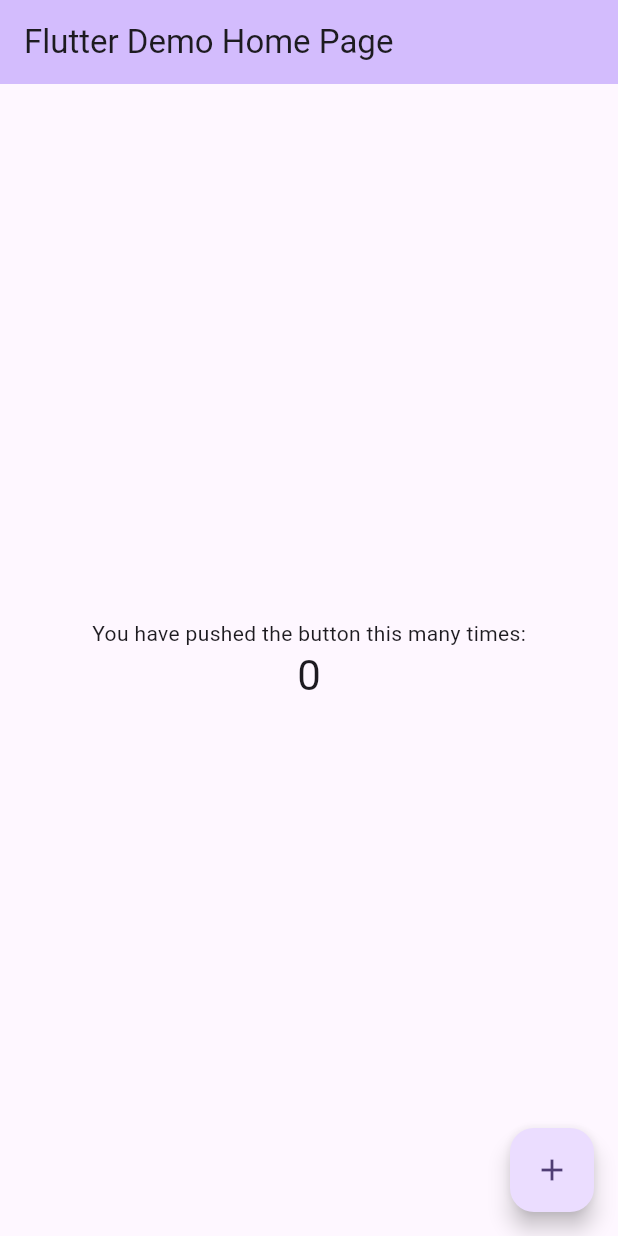
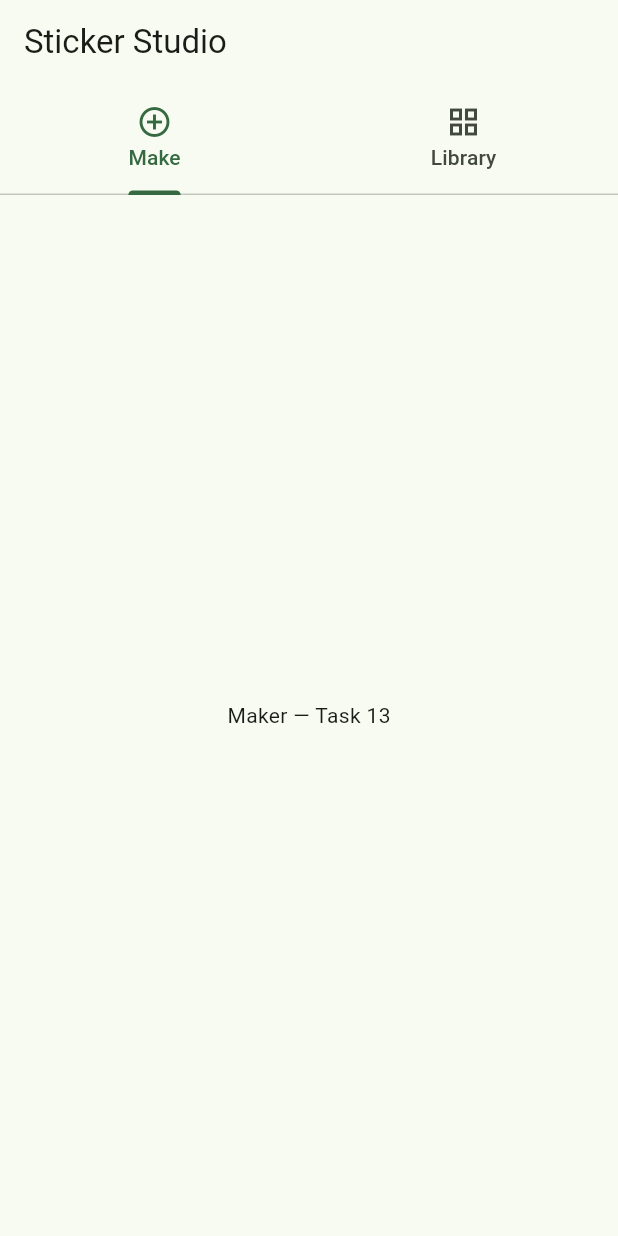
Before and after one commit to Arjun-Avadhanam/whatsapp-sticker-studio, a Flutter app: the screen it shows after launch, on a phone screen of 412 x 824 dp. Run offline on Flutter 3.47's test engine with Material 3 defaults, Android fonts, the light colour scheme and no system bars; our stand-ins replace drift, image_picker, share_plus; missing offline and left inert: ffmpeg_kit_flutter_new_video, google_mlkit_image_labeling, google_mlkit_text_recognition, receive_sharing_intent; accounts and stored records are empty; generated files the repository leaves out were written again.

Commit message:
feat: app shell and composition root (Task 13 groundwork)
main.dart was still Flutter's stock counter demo, so there was nowhere for the
Maker to live and nothing to widget-test against.

AppDependencies is the single place that names concrete implementations -
encoders, store, search, tagger, orchestrator, exporter, stager, sharing. Screens
receive it and never construct their own collaborators, which is what keeps them
testable without a device: NativeWebpEncoder, MlKitTagger and the exporter all
reach across platform channels that do not exist in a widget test.

test/app/test_dependencies.dart proves that works by assembling the entire app
from fakes. Only the platform-touching edges are faked - the drift store, FTS
search and tagging orchestrator stay real, since that is the logic worth
exercising. If that helper ever becomes awkward to write, something has started
building its own dependencies and quietly made itself device-only.

Also records the encode-preview decision (Task 13 Step 3) and corrects the
plan's premise. 'Live QualityReport' holds for stills, which encode in-memory in
well under a second, but NOT for animation: a real 1.5 MB gallery video measured
~24 s because the ladder runs up to seven ffmpeg passes over the whole clip.
Animated therefore encodes once on load and marks the preview stale on parameter
changes, with an explicit update action; and Save re-encodes first if params
changed, so a user can never persist something they did not preview.

Tray icons are generated from the pack's first sticker via TrayIconEncoder
rather than asked for - the plan never said where they come from.

151 unit tests pass; analyze and format clean; debug APK builds.

```diff
--- /dev/null
+++ b/lib/app/dependencies.dart
@@ -0,0 +1,118 @@
+import 'dart:io';
+
+import 'package:drift/native.dart';
+import 'package:path/path.dart' as p;
+import 'package:path_provider/path_provider.dart';
+
+import '../encoder/animated_encoder.dart';
+import '../encoder/encoder.dart';
+import '../encoder/native_webp_encoder.dart';
+import '../encoder/static_encoder.dart';
+import '../encoder/tray_icon_encoder.dart';
+import '../export/exporter.dart';
+import '../export/pack_stager.dart';
+import '../export/sticker_validator.dart';
+import '../export/webp_media_probe.dart';
+import '../library/database.dart';
+import '../library/library_store.dart';
+import '../search/search_service.dart';
+import '../search/text_embedder.dart';
+import '../sharing/sharing_service.dart';
+import '../tagger/mlkit_tagger.dart';
+import '../tagger/tagging_orchestrator.dart';
+import '../tagger/tagging_service.dart';
+
+/// Everything the UI needs, constructed once.
+///
+/// The **only** place that names concrete implementations. Screens receive this
+/// and never build their own collaborators — which is what keeps every one of
+/// them widget-testable against fakes, and what has let the whole app be tested
+/// without a device so far. Do not reach for a service locator or construct a
+/// `NativeWebpEncoder` inside a widget; both would quietly undo that.
+class AppDependencies {
+  const AppDependencies({
+    required this.database,
+    required this.store,
+    required this.search,
+    required this.staticEncoder,
+    required this.animatedEncoder,
+    required this.trayIconEncoder,
+    required this.tagger,
+    required this.tagging,
+    required this.exporter,
+    required this.packStager,
+    required this.sharing,
+    required this.stickerDirectory,
+  });
+
+  final AppDatabase database;
+  final LibraryStore store;
+  final SearchService search;
+
+  /// Stills. Fast enough to re-run on every parameter change.
+  final Encoder staticEncoder;
+
+  /// Motion. Slow — see the Maker's stale-preview model in `CLAUDE.md`.
+  final AnimatedEncoder animatedEncoder;
+
+  final TrayIconEncoder trayIconEncoder;
+  final TaggingService tagger;
+  final TaggingOrchestrator tagging;
+  final Exporter exporter;
+  final PackStager packStager;
+  final SharingService sharing;
+
+  /// Where encoded stickers and thumbnails live.
+  final Directory stickerDirectory;
+
+  /// Builds the real implementations. Device-only: the encoders, tagger and
+  /// embedder all reach across platform channels.
+  static Future<AppDependencies> bootstrap() async {
+    final supportDir = await getApplicationSupportDirectory();
+
+    // Same directory the ContentProvider serves packs from, so staging is a
+    // local copy rather than a cross-volume move.
+    final stickerDir = Directory(p.join(supportDir.path, 'stickers'));
+    if (!stickerDir.existsSync()) await stickerDir.create(recursive: true);
+
+    final database = AppDatabase(
+      NativeDatabase(File(p.join(supportDir.path, 'library.sqlite'))),
+    );
+    final store = DriftLibraryStore(database);
+
+    // Search degrades to keyword-only if the embedding model is unavailable —
+    // it is an enhancement, never a dependency.
+    final search = FtsSearchService(
+      database,
+      store,
+      embedder: NativeTextEmbedder(),
+    );
+
+    final tagger = MlKitTagger();
+
+    return AppDependencies(
+      database: database,
+      store: store,
+      search: search,
+      staticEncoder: StaticEncoder(NativeWebpEncoder()),
+      animatedEncoder: const AnimatedEncoder(),
+      trayIconEncoder: TrayIconEncoder(NativeWebpEncoder()),
+      tagger: tagger,
+      tagging: TaggingOrchestrator(tagger, store, search: search),
+      exporter: WhatsAppExporter(
+        validator: StickerValidator(const WebpMediaProbe()),
+        channel: PlatformStickerChannel(),
+        // Must match `android:authorities` in the manifest, which derives it
+        // from the applicationId.
+        authority: 'com.arjun.whatsapp_sticker_studio.stickercontentprovider',
+      ),
+      packStager: PackStager(),
+      sharing: SharingService(const PlatformShareBackend(), store),
+      stickerDirectory: stickerDir,
+    );
+  }
+
+  Future<void> dispose() async {
+    await database.close();
+  }
+}
--- a/lib/main.dart
+++ b/lib/main.dart
@@ -1,122 +1,41 @@
 import 'package:flutter/material.dart';
 
-void main() {
-  runApp(const MyApp());
+import 'app/dependencies.dart';
+import 'ui/home_screen.dart';
+
+Future<void> main() async {
+  // bootstrap() touches the filesystem and platform channels, so the binding
+  // must exist before it runs.
+  WidgetsFlutterBinding.ensureInitialized();
+  runApp(StickerStudioApp(dependencies: await AppDependencies.bootstrap()));
 }
 
-class MyApp extends StatelessWidget {
-  const MyApp({super.key});
+/// The app shell.
+///
+/// Takes its [dependencies] rather than building them, so a test can run the
+/// whole app against fakes — the same rule every screen follows.
+class StickerStudioApp extends StatelessWidget {
+  const StickerStudioApp({super.key, required this.dependencies});
 
-  // This widget is the root of your application.
+  final AppDependencies dependencies;
+
   @override
   Widget build(BuildContext context) {
     return MaterialApp(
-      title: 'Flutter Demo',
+      title: 'Sticker Studio',
+      debugShowCheckedModeBanner: false,
       theme: ThemeData(
-        // This is the theme of your application.
-        //
-        // TRY THIS: Try running your application with "flutter run". You'll see
-        // the application has a purple toolbar. Then, without quitting the app,
-        // try changing the seedColor in the colorScheme below to Colors.green
-        // and then invoke "hot reload" (save your changes or press the "hot
-        // reload" button in a Flutter-supported IDE, or press "r" if you used
-        // the command line to start the app).
-        //
-        // Notice that the counter didn't reset back to zero; the application
-        // state is not lost during the reload. To reset the state, use hot
-        // restart instead.
-        //
-        // This works for code too, not just values: Most code changes can be
-        // tested with just a hot reload.
-        colorScheme: .fromSeed(seedColor: Colors.deepPurple),
+        colorScheme: ColorScheme.fromSeed(seedColor: const Color(0xFF25D366)),
+        useMaterial3: true,
       ),
-      home: const MyHomePage(title: 'Flutter Demo Home Page'),
+      darkTheme: ThemeData(
+        colorScheme: ColorScheme.fromSeed(
+          seedColor: const Color(0xFF25D366),
+          brightness: Brightness.dark,
+        ),
+        useMaterial3: true,
+      ),
+      home: HomeScreen(dependencies: dependencies),
     );
   }
 }
-
-class MyHomePage extends StatefulWidget {
-  const MyHomePage({super.key, required this.title});
-
-  // This widget is the home page of your application. It is stateful, meaning
-  // that it has a State object (defined below) that contains fields that affect
-  // how it looks.
-
-  // This class is the configuration for the state. It holds the values (in this
-  // case the title) provided by the parent (in this case the App widget) and
-  // used by the build method of the State. Fields in a Widget subclass are
-  // always marked "final".
-
-  final String title;
-
-  @override
-  State<MyHomePage> createState() => _MyHomePageState();
-}
-
-class _MyHomePageState extends State<MyHomePage> {
-  int _counter = 0;
-
-  void _incrementCounter() {
-    setState(() {
-      // This call to setState tells the Flutter framework that something has
-      // changed in this State, which causes it to rerun the build method below
-      // so that the display can reflect the updated values. If we changed
-      // _counter without calling setState(), then the build method would not be
-      // called again, and so nothing would appear to happen.
-      _counter++;
-    });
-  }
-
-  @override
-  Widget build(BuildContext context) {
-    // This method is rerun every time setState is called, for instance as done
-    // by the _incrementCounter method above.
-    //
-    // The Flutter framework has been optimized to make rerunning build methods
-    // fast, so that you can just rebuild anything that needs updating rather
-    // than having to individually change instances of widgets.
-    return Scaffold(
-      appBar: AppBar(
-        // TRY THIS: Try changing the color here to a specific color (to
-        // Colors.amber, perhaps?) and trigger a hot reload to see the AppBar
-        // change color while the other colors stay the same.
-        backgroundColor: Theme.of(context).colorScheme.inversePrimary,
-        // Here we take the value from the MyHomePage object that was created by
-        // the App.build method, and use it to set our appbar title.
-        title: Text(widget.title),
-      ),
-      body: Center(
-        // Center is a layout widget. It takes a single child and positions it
-        // in the middle of the parent.
-        child: Column(
-          // Column is also a layout widget. It takes a list of children and
-          // arranges them vertically. By default, it sizes itself to fit its
-          // children horizontally, and tries to be as tall as its parent.
-          //
-          // Column has various properties to control how it sizes itself and
-          // how it positions its children. Here we use mainAxisAlignment to
-          // center the children vertically; the main axis here is the vertical
-          // axis because Columns are vertical (the cross axis would be
-          // horizontal).
-          //
-          // TRY THIS: Invoke "debug painting" (choose the "Toggle Debug Paint"
-          // action in the IDE, or press "p" in the console), to see the
-          // wireframe for each widget.
-          mainAxisAlignment: .center,
-          children: [
-            const Text('You have pushed the button this many times:'),
-            Text(
-              '$_counter',
-              style: Theme.of(context).textTheme.headlineMedium,
-            ),
-          ],
-        ),
-      ),
-      floatingActionButton: FloatingActionButton(
-        onPressed: _incrementCounter,
-        tooltip: 'Increment',
-        child: const Icon(Icons.add),
-      ),
-    );
-  }
-}
--- /dev/null
+++ b/lib/ui/home_screen.dart
@@ -0,0 +1,55 @@
+import 'package:flutter/material.dart';
+
+import '../app/dependencies.dart';
+
+/// Two tabs: make a sticker, and browse what you have made.
+///
+/// A shell only — the Maker (Task 13) and Library (Task 14) fill the tabs. It
+/// exists now because neither screen can be built or widget-tested without
+/// somewhere to live.
+class HomeScreen extends StatelessWidget {
+  const HomeScreen({super.key, required this.dependencies});
+
+  final AppDependencies dependencies;
+
+  @override
+  Widget build(BuildContext context) {
+    return DefaultTabController(
+      length: 2,
+      child: Scaffold(
+        appBar: AppBar(
+          title: const Text('Sticker Studio'),
+          bottom: const TabBar(
+            tabs: [
+              Tab(icon: Icon(Icons.add_circle_outline), text: 'Make'),
+              Tab(icon: Icon(Icons.grid_view_outlined), text: 'Library'),
+            ],
+          ),
+        ),
+        body: const TabBarView(
+          children: [
+            _Placeholder(label: 'Maker', task: 'Task 13'),
+            _Placeholder(label: 'Library', task: 'Task 14'),
+          ],
+        ),
+      ),
+    );
+  }
+}
+
+class _Placeholder extends StatelessWidget {
+  const _Placeholder({required this.label, required this.task});
+
+  final String label;
+  final String task;
+
+  @override
+  Widget build(BuildContext context) {
+    return Center(
+      child: Text(
+        '$label — $task',
+        style: Theme.of(context).textTheme.bodyMedium,
+      ),
+    );
+  }
+}
```
Also changed, not shown: 4 other files.
